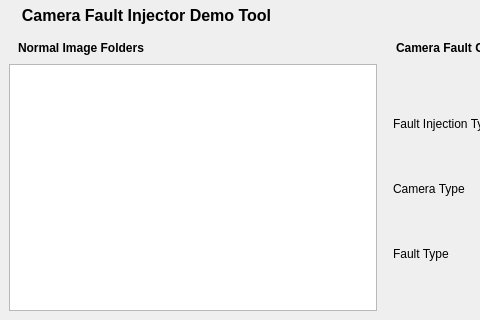
Old version of the form interface_v1_2.ui in the repository inomuh/camfitool; both pictures show x 0 to 480 and y 0 to 320 of the 1160 by 665 pixel window.
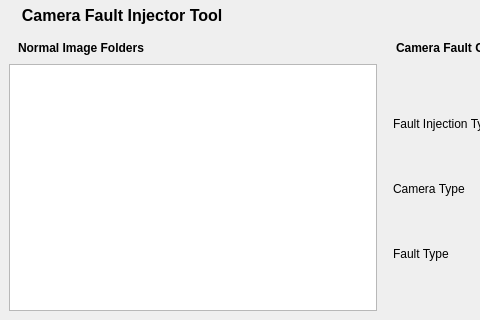
New version of the form. Icons and pictures are not drawn.

What changed in the file:
```diff
--- a/interface_v1_2.ui
+++ b/interface_v1_2.ui
@@ -143,7 +143,7 @@
              </font>
             </property>
             <property name="text">
-             <string>  Camera Fault Injector Demo Tool</string>
+             <string>  Camera Fault Injector Tool</string>
             </property>
            </widget>
           </item>
```
Left out of the diff: 1 changed line with no effect on the pictures.
